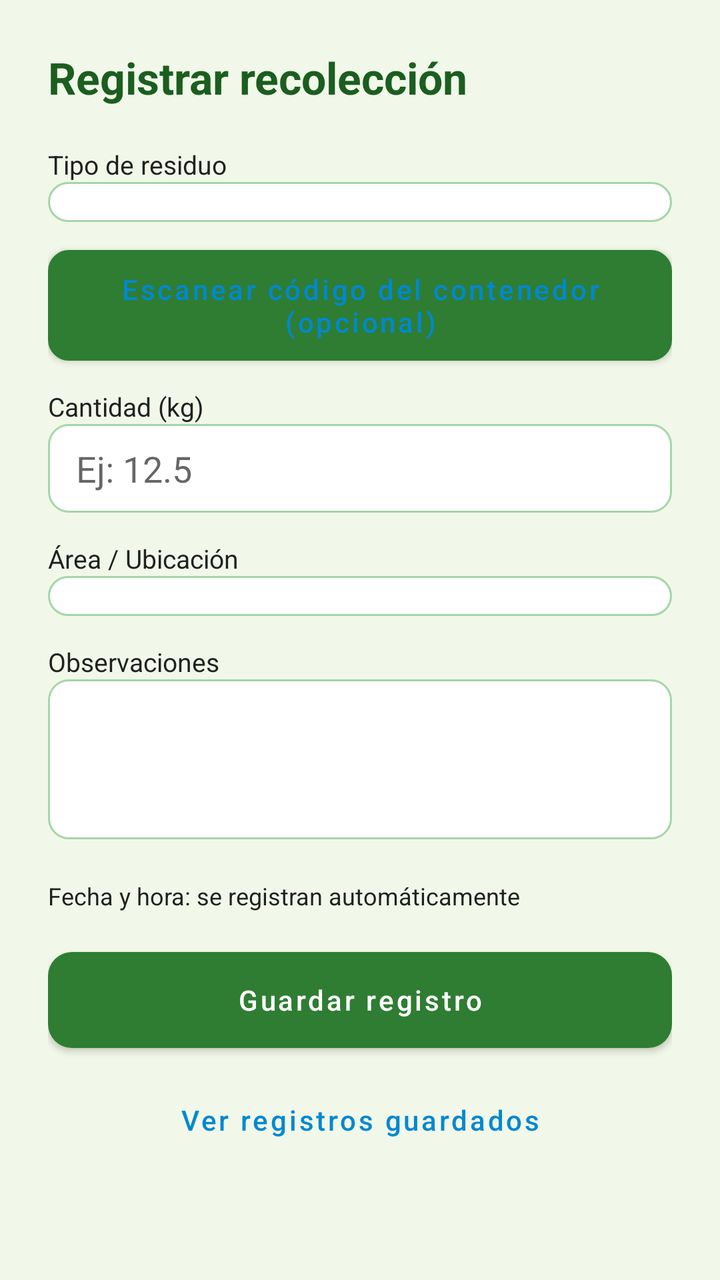
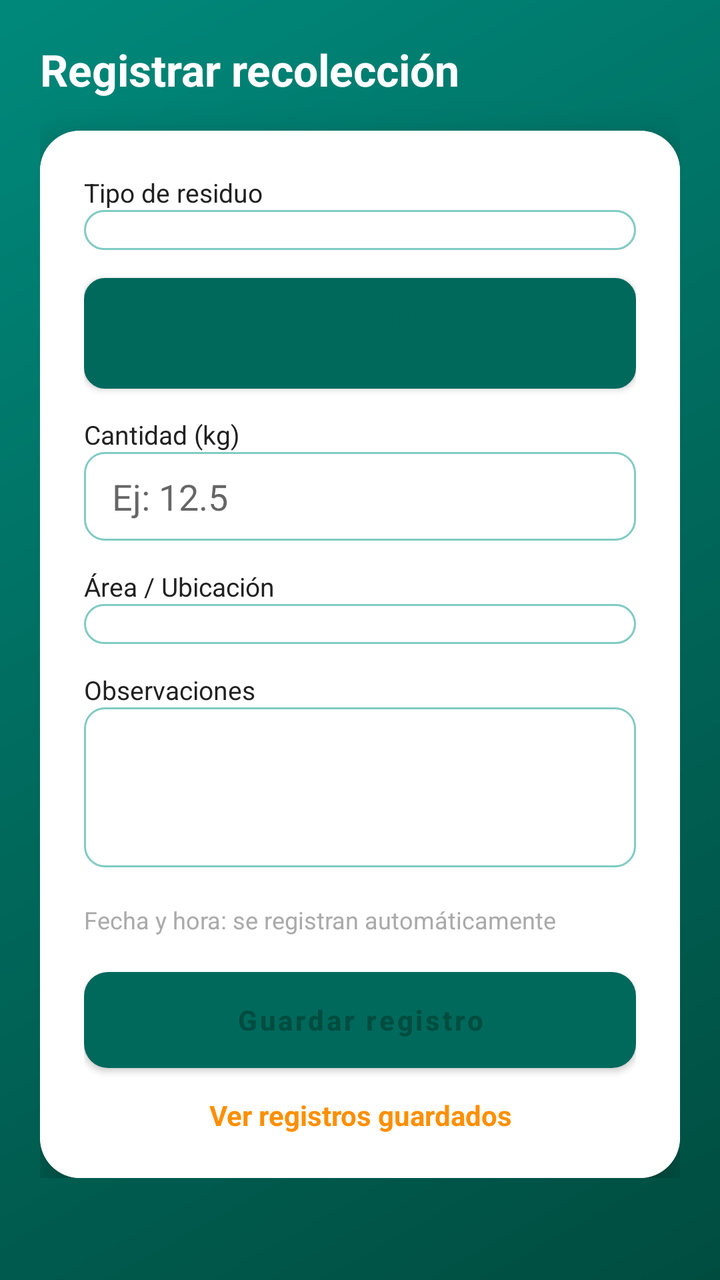

An Android layout rendered at two revisions. The XML below is the earlier revision; the diff shows what the commit changed to produce the second picture.
<!-- AndroidManifest.xml: application theme Theme.EcoRecolecta -->
<!-- res/layout/activity_registro_residuo.xml -->
<?xml version="1.0" encoding="utf-8"?>
<ScrollView xmlns:android="http://schemas.android.com/apk/res/android"
    android:layout_width="match_parent"
    android:layout_height="match_parent"
    android:background="@color/fondo">

    <LinearLayout
        android:id="@+id/main"
        android:layout_width="match_parent"
        android:layout_height="wrap_content"
        android:orientation="vertical"
        android:padding="24dp">

        <TextView
            android:layout_width="wrap_content"
            android:layout_height="wrap_content"
            android:text="Registrar recolección"
            android:textColor="@color/verde_oscuro"
            android:textSize="22sp"
            android:textStyle="bold"
            android:layout_marginBottom="20dp" />

        
        <TextView android:layout_width="wrap_content" android:layout_height="wrap_content"
            android:text="Tipo de residuo" android:textColor="@color/texto_oscuro" android:textSize="13sp"/>
        <Spinner
            android:id="@+id/spTipoResiduo"
            android:layout_width="match_parent"
            android:layout_height="wrap_content"
            android:background="@drawable/bg_input"
            android:layout_marginBottom="14dp" />

        
        <Button
            android:id="@+id/btnEscanearCodigo"
            android:layout_width="match_parent"
            android:layout_height="wrap_content"
            android:background="@drawable/bg_input"
            android:text="Escanear código del contenedor (opcional)"
            android:textAllCaps="false"
            android:textColor="@color/acento_azul"
            android:layout_marginBottom="14dp" />

        <TextView android:layout_width="wrap_content" android:layout_height="wrap_content"
            android:text="Cantidad (kg)" android:textColor="@color/texto_oscuro" android:textSize="13sp"/>
        <EditText
            android:id="@+id/etCantidad"
            android:layout_width="match_parent"
            android:layout_height="wrap_content"
            android:background="@drawable/bg_input"
            android:inputType="numberDecimal"
            android:hint="Ej: 12.5"
            android:layout_marginBottom="14dp" />

        <TextView android:layout_width="wrap_content" android:layout_height="wrap_content"
            android:text="Área / Ubicación" android:textColor="@color/texto_oscuro" android:textSize="13sp"/>
        <Spinner
            android:id="@+id/spArea"
            android:layout_width="match_parent"
            android:layout_height="wrap_content"
            android:background="@drawable/bg_input"
            android:layout_marginBottom="14dp" />

        <TextView android:layout_width="wrap_content" android:layout_height="wrap_content"
            android:text="Observaciones" android:textColor="@color/texto_oscuro" android:textSize="13sp"/>
        <EditText
            android:id="@+id/etObservaciones"
            android:layout_width="match_parent"
            android:layout_height="80dp"
            android:background="@drawable/bg_input"
            android:gravity="top"
            android:inputType="textMultiLine"
            android:layout_marginBottom="20dp" />

        <TextView
            android:id="@+id/lblFechaHora"
            android:layout_width="wrap_content"
            android:layout_height="wrap_content"
            android:textColor="@color/texto_oscuro"
            android:textSize="12sp"
            android:layout_marginBottom="20dp"
            android:text="Fecha y hora: se registran automáticamente" />

        <Button
            android:id="@+id/btnGuardar"
            android:layout_width="match_parent"
            android:layout_height="wrap_content"
            android:background="@drawable/bg_boton_verde"
            android:text="Guardar registro"
            android:textColor="@color/blanco"
            android:textAllCaps="false" />

        <Button
            android:id="@+id/btnVerLista"
            android:layout_width="match_parent"
            android:layout_height="wrap_content"
            android:layout_marginTop="12dp"
            android:background="@android:color/transparent"
            android:text="Ver registros guardados"
            android:textColor="@color/acento_azul"
            android:textAllCaps="false" />

    </LinearLayout>
</ScrollView>
<!-- resources referenced by this layout -->
<resources>
  <color name="acento_azul">#0288D1</color>
  <color name="blanco">#FFFFFF</color>
  <color name="fondo">#F1F8E9</color>
  <color name="texto_oscuro">#212121</color>
  <color name="verde_oscuro">#1B5E20</color>
  <!-- drawable bg_boton_verde (drawable) -->
  <shape xmlns:android="http://schemas.android.com/apk/res/android" android:shape="rectangle">
      <solid android:color="@color/verde_primario" />
      <corners android:radius="12dp" />
      <padding android:left="16dp" android:top="14dp" android:right="16dp" android:bottom="14dp" />
  </shape>
  <!-- drawable bg_input (drawable) -->
  <shape xmlns:android="http://schemas.android.com/apk/res/android" android:shape="rectangle">
      <solid android:color="@color/blanco" />
      <stroke android:width="1dp" android:color="@color/verde_claro" />
      <corners android:radius="10dp" />
      <padding android:left="14dp" android:top="10dp" android:right="14dp" android:bottom="10dp" />
  </shape>
  <style name="Theme.EcoRecolecta" parent="Theme.MaterialComponents.DayNight.NoActionBar">
          <item name="colorPrimary">@color/verde_primario</item>
          <item name="colorPrimaryVariant">@color/verde_oscuro</item>
          <item name="colorSecondary">@color/acento_azul</item>
          <item name="android:windowBackground">@color/fondo</item>
          <item name="android:statusBarColor">@color/verde_oscuro</item>
      </style>
  <color name="verde_primario">#2E7D32</color>
  <color name="verde_claro">#A5D6A7</color>
</resources>

<!-- the commit's change to res/layout/activity_registro_residuo.xml (unified diff, before → after) -->
@@ -1,104 +1,120 @@
 <?xml version="1.0" encoding="utf-8"?>
 <ScrollView xmlns:android="http://schemas.android.com/apk/res/android"
+    xmlns:app="http://schemas.android.com/apk/res-auto"
     android:layout_width="match_parent"
     android:layout_height="match_parent"
-    android:background="@color/fondo">
+    android:background="@drawable/bg_gradient_pantalla">
 
     <LinearLayout
         android:id="@+id/main"
         android:layout_width="match_parent"
         android:layout_height="wrap_content"
         android:orientation="vertical"
-        android:padding="24dp">
+        android:padding="20dp">
 
         <TextView
             android:layout_width="wrap_content"
             android:layout_height="wrap_content"
             android:text="Registrar recolección"
-            android:textColor="@color/verde_oscuro"
+            android:textColor="@color/blanco"
             android:textSize="22sp"
             android:textStyle="bold"
-            android:layout_marginBottom="20dp" />
+            android:layout_marginBottom="16dp" />
 
-        
-        <TextView android:layout_width="wrap_content" android:layout_height="wrap_content"
-            android:text="Tipo de residuo" android:textColor="@color/texto_oscuro" android:textSize="13sp"/>
-        <Spinner
-            android:id="@+id/spTipoResiduo"
+        <androidx.cardview.widget.CardView
             android:layout_width="match_parent"
             android:layout_height="wrap_content"
-            android:background="@drawable/bg_input"
-            android:layout_marginBottom="14dp" />
+            app:cardCornerRadius="20dp"
+            app:cardElevation="12dp">
 
-        
-        <Button
-            android:id="@+id/btnEscanearCodigo"
-            android:layout_width="match_parent"
-            android:layout_height="wrap_content"
-            android:background="@drawable/bg_input"
-            android:text="Escanear código del contenedor (opcional)"
-            android:textAllCaps="false"
-            android:textColor="@color/acento_azul"
-            android:layout_marginBottom="14dp" />
+            <LinearLayout
+                android:layout_width="match_parent"
+                android:layout_height="wrap_content"
+                android:orientation="vertical"
+                android:background="@color/blanco"
+                android:padding="22dp">
 
-        <TextView android:layout_width="wrap_content" android:layout_height="wrap_content"
-            android:text="Cantidad (kg)" android:textColor="@color/texto_oscuro" android:textSize="13sp"/>
-        <EditText
-            android:id="@+id/etCantidad"
-            android:layout_width="match_parent"
-            android:layout_height="wrap_content"
-            android:background="@drawable/bg_input"
-            android:inputType="numberDecimal"
-            android:hint="Ej: 12.5"
-            android:layout_marginBottom="14dp" />
+                <TextView android:layout_width="wrap_content" android:layout_height="wrap_content"
+                    android:text="Tipo de residuo" android:textColor="@color/texto_oscuro" android:textSize="13sp"/>
+                <Spinner
+                    android:id="@+id/spTipoResiduo"
+                    android:layout_width="match_parent"
+                    android:layout_height="wrap_content"
+                    android:background="@drawable/bg_input"
+                    android:layout_marginBottom="14dp" />
 
-        <TextView android:layout_width="wrap_content" android:layout_height="wrap_content"
-            android:text="Área / Ubicación" android:textColor="@color/texto_oscuro" android:textSize="13sp"/>
-        <Spinner
-            android:id="@+id/spArea"
-            android:layout_width="match_parent"
-            android:layout_height="wrap_content"
-            android:background="@drawable/bg_input"
-            android:layout_marginBottom="14dp" />
+                <Button
+                    android:id="@+id/btnEscanearCodigo"
+                    android:layout_width="match_parent"
+                    android:layout_height="wrap_content"
+                    android:background="@drawable/bg_input"
+                    android:text="Escanear código del contenedor (opcional)"
+                    android:textAllCaps="false"
+                    android:textColor="@color/teal_700"
+                    android:layout_marginBottom="14dp" />
 
-        <TextView android:layout_width="wrap_content" android:layout_height="wrap_content"
-            android:text="Observaciones" android:textColor="@color/texto_oscuro" android:textSize="13sp"/>
-        <EditText
-            android:id="@+id/etObservaciones"
-            android:layout_width="match_parent"
-            android:layout_height="80dp"
-            android:background="@drawable/bg_input"
-            android:gravity="top"
-            android:inputType="textMultiLine"
-            android:layout_marginBottom="20dp" />
+                <TextView android:layout_width="wrap_content" android:layout_height="wrap_content"
+                    android:text="Cantidad (kg)" android:textColor="@color/texto_oscuro" android:textSize="13sp"/>
+                <EditText
+                    android:id="@+id/etCantidad"
+                    android:layout_width="match_parent"
+                    android:layout_height="wrap_content"
+                    android:background="@drawable/bg_input"
+                    android:inputType="numberDecimal"
+                    android:hint="Ej: 12.5"
+                    android:layout_marginBottom="14dp" />
 
-        <TextView
-            android:id="@+id/lblFechaHora"
-            android:layout_width="wrap_content"
-            android:layout_height="wrap_content"
-            android:textColor="@color/texto_oscuro"
-            android:textSize="12sp"
-            android:layout_marginBottom="20dp"
-            android:text="Fecha y hora: se registran automáticamente" />
+                <TextView android:layout_width="wrap_content" android:layout_height="wrap_content"
+                    android:text="Área / Ubicación" android:textColor="@color/texto_oscuro" android:textSize="13sp"/>
+                <Spinner
+                    android:id="@+id/spArea"
+                    android:layout_width="match_parent"
+                    android:layout_height="wrap_content"
+                    android:background="@drawable/bg_input"
+                    android:layout_marginBottom="14dp" />
 
-        <Button
-            android:id="@+id/btnGuardar"
-            android:layout_width="match_parent"
-            android:layout_height="wrap_content"
-            android:background="@drawable/bg_boton_verde"
-            android:text="Guardar registro"
-            android:textColor="@color/blanco"
-            android:textAllCaps="false" />
+                <TextView android:layout_width="wrap_content" android:layout_height="wrap_content"
+                    android:text="Observaciones" android:textColor="@color/texto_oscuro" android:textSize="13sp"/>
+                <EditText
+                    android:id="@+id/etObservaciones"
+                    android:layout_width="match_parent"
+                    android:layout_height="80dp"
+                    android:background="@drawable/bg_input"
+                    android:gravity="top"
+                    android:inputType="textMultiLine"
+                    android:layout_marginBottom="18dp" />
 
-        <Button
-            android:id="@+id/btnVerLista"
-            android:layout_width="match_parent"
-            android:layout_height="wrap_content"
-            android:layout_marginTop="12dp"
-            android:background="@android:color/transparent"
-            android:text="Ver registros guardados"
-            android:textColor="@color/acento_azul"
-            android:textAllCaps="false" />
+                <TextView
+                    android:id="@+id/lblFechaHora"
+                    android:layout_width="wrap_content"
+                    android:layout_height="wrap_content"
+                    android:textColor="@android:color/darker_gray"
+                    android:textSize="12sp"
+                    android:layout_marginBottom="18dp"
+                    android:text="Fecha y hora: se registran automáticamente" />
+
+                <Button
+                    android:id="@+id/btnGuardar"
+                    android:layout_width="match_parent"
+                    android:layout_height="wrap_content"
+                    android:background="@drawable/bg_boton_verde"
+                    android:text="Guardar registro"
+                    android:textColor="@color/teal_900"
+                    android:textStyle="bold"
+                    android:textAllCaps="false" />
+
+                <TextView
+                    android:id="@+id/btnVerLista"
+                    android:layout_width="match_parent"
+                    android:layout_height="wrap_content"
+                    android:layout_marginTop="14dp"
+                    android:gravity="center"
+                    android:text="Ver registros guardados"
+                    android:textColor="@color/ambar_oscuro"
+                    android:textStyle="bold" />
+
+            </LinearLayout>
+        </androidx.cardview.widget.CardView>
 
     </LinearLayout>
 </ScrollView>
<!-- resource entries referenced after the edit -->
@@ -1,15 +1,24 @@
 <!-- resources referenced by this layout -->
 <resources>
-  <color name="acento_azul">#0288D1</color>
+  <color name="ambar_oscuro">#FF8F00</color>
   <color name="blanco">#FFFFFF</color>
-  <color name="fondo">#F1F8E9</color>
+  <color name="teal_700">#00695C</color>
+  <color name="teal_900">#004D40</color>
   <color name="texto_oscuro">#212121</color>
-  <color name="verde_oscuro">#1B5E20</color>
   <!-- drawable bg_boton_verde (drawable) -->
   <shape xmlns:android="http://schemas.android.com/apk/res/android" android:shape="rectangle">
-      <solid android:color="@color/verde_primario" />
+      <solid android:color="@color/ambar" />
       <corners android:radius="12dp" />
       <padding android:left="16dp" android:top="14dp" android:right="16dp" android:bottom="14dp" />
+  </shape>
+  <!-- drawable bg_gradient_pantalla (drawable) -->
+  <shape xmlns:android="http://schemas.android.com/apk/res/android" android:shape="rectangle">
+      <gradient
+          android:type="linear"
+          android:angle="135"
+          android:startColor="@color/teal_900"
+          android:centerColor="@color/teal_700"
+          android:endColor="@color/teal_500" />
   </shape>
   <!-- drawable bg_input (drawable) -->
   <shape xmlns:android="http://schemas.android.com/apk/res/android" android:shape="rectangle">
@@ -19,13 +28,14 @@
       <padding android:left="14dp" android:top="10dp" android:right="14dp" android:bottom="10dp" />
   </shape>
   <style name="Theme.EcoRecolecta" parent="Theme.MaterialComponents.DayNight.NoActionBar">
-          <item name="colorPrimary">@color/verde_primario</item>
-          <item name="colorPrimaryVariant">@color/verde_oscuro</item>
-          <item name="colorSecondary">@color/acento_azul</item>
-          <item name="android:windowBackground">@color/fondo</item>
-          <item name="android:statusBarColor">@color/verde_oscuro</item>
+          <item name="colorPrimary">@color/teal_700</item>
+          <item name="colorPrimaryVariant">@color/teal_900</item>
+          <item name="colorSecondary">@color/ambar</item>
+          <item name="android:windowBackground">@color/teal_900</item>
+          <item name="android:statusBarColor">@color/teal_900</item>
       </style>
-  <color name="verde_primario">#2E7D32</color>
-  <color name="verde_claro">#A5D6A7</color>
+  <color name="ambar">#FFB300</color>
+  <color name="teal_500">#00897B</color>
+  <color name="verde_claro">#80CBC4</color>
 </resources>
 
